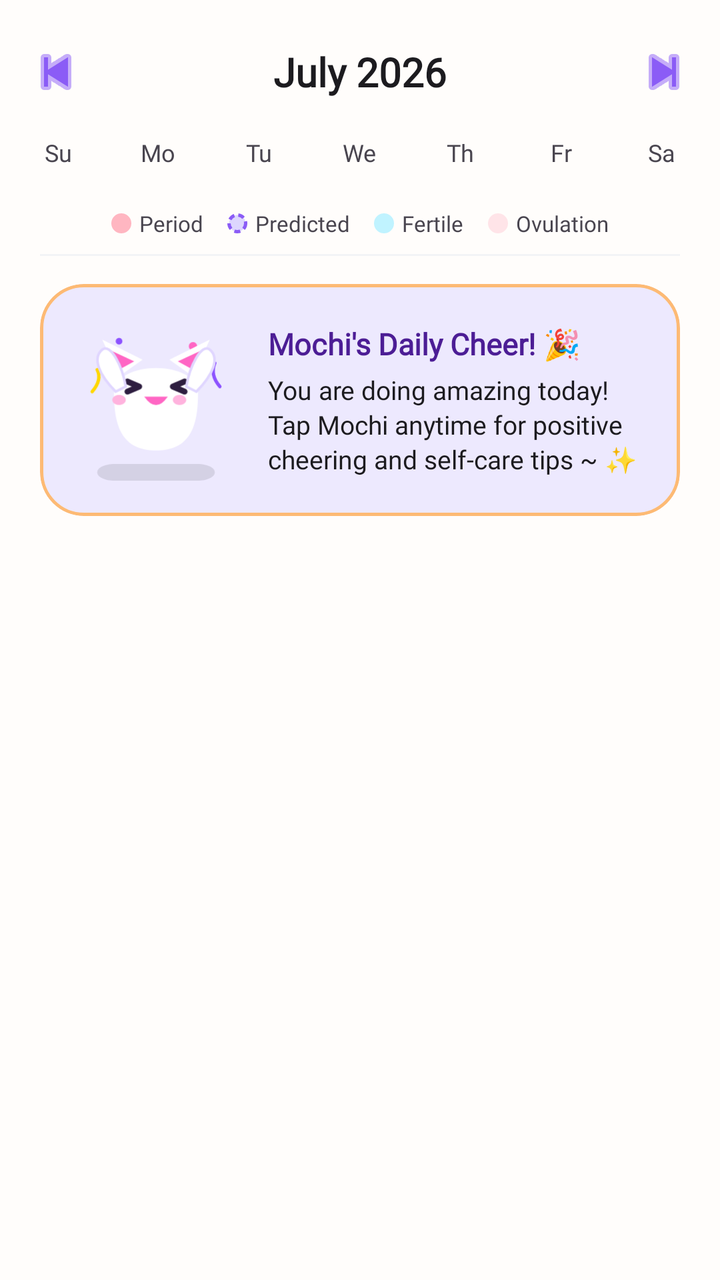
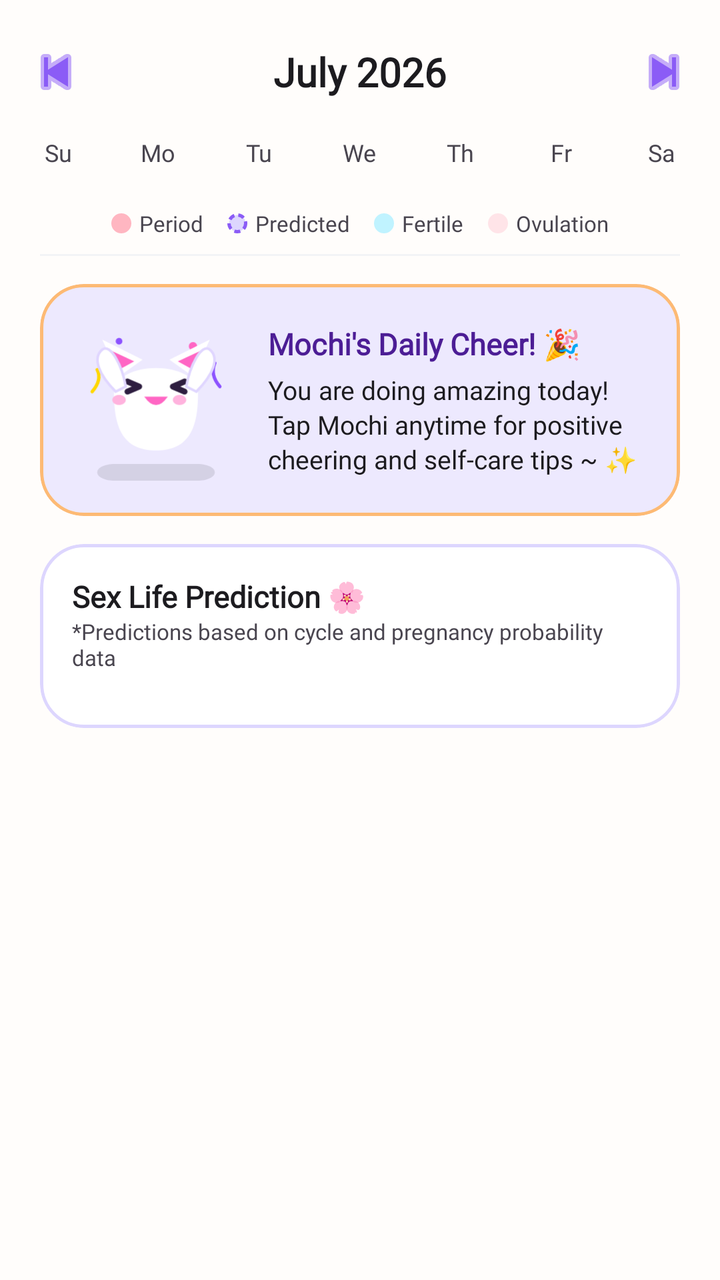

Screens rendered from an Android XML layout before and after an edit, with the pre-edit source and the edit as a unified diff.
<!-- AndroidManifest.xml: application theme Theme.Cyvia -->
<!-- res/layout/fragment_calendar.xml -->
<?xml version="1.0" encoding="utf-8"?>
<LinearLayout
    xmlns:android="http://schemas.android.com/apk/res/android"
    xmlns:app="http://schemas.android.com/apk/res-auto"
    android:layout_width="match_parent"
    android:layout_height="match_parent"
    android:orientation="vertical"
    android:background="@color/cyvia_background">

    
    <LinearLayout
        android:layout_width="match_parent"
        android:layout_height="wrap_content"
        android:orientation="horizontal"
        android:gravity="center_vertical"
        android:paddingStart="@dimen/space_8"
        android:paddingEnd="@dimen/space_8"
        android:paddingTop="@dimen/space_16"
        android:paddingBottom="@dimen/space_12">

        <ImageButton
            android:id="@+id/btn_prev_month"
            android:layout_width="40dp"
            android:layout_height="40dp"
            android:src="@android:drawable/ic_media_previous"
            android:background="?attr/selectableItemBackgroundBorderless"
            android:contentDescription="@string/cd_calendar_prev"
            android:tint="@color/cyvia_primary" />

        <TextView
            android:id="@+id/tv_month_year"
            android:layout_width="0dp"
            android:layout_height="wrap_content"
            android:layout_weight="1"
            android:gravity="center"
            android:text="July 2026"
            android:textSize="@dimen/text_title_large"
            android:fontFamily="@font/nunito"
            android:textStyle="bold"
            android:textColor="@color/cyvia_on_background" />

        <ImageButton
            android:id="@+id/btn_next_month"
            android:layout_width="40dp"
            android:layout_height="40dp"
            android:src="@android:drawable/ic_media_next"
            android:background="?attr/selectableItemBackgroundBorderless"
            android:contentDescription="@string/cd_calendar_next"
            android:tint="@color/cyvia_primary" />
    </LinearLayout>

    
    <LinearLayout
        android:layout_width="match_parent"
        android:layout_height="wrap_content"
        android:orientation="horizontal"
        android:paddingStart="@dimen/space_4"
        android:paddingEnd="@dimen/space_4"
        android:paddingBottom="@dimen/space_8">

        <TextView android:layout_width="0dp" android:layout_height="wrap_content" android:layout_weight="1" android:text="Su" android:gravity="center" android:textSize="@dimen/text_label_small" android:textColor="@color/cyvia_on_surface_variant" android:fontFamily="@font/inter" />
        <TextView android:layout_width="0dp" android:layout_height="wrap_content" android:layout_weight="1" android:text="Mo" android:gravity="center" android:textSize="@dimen/text_label_small" android:textColor="@color/cyvia_on_surface_variant" android:fontFamily="@font/inter" />
        <TextView android:layout_width="0dp" android:layout_height="wrap_content" android:layout_weight="1" android:text="Tu" android:gravity="center" android:textSize="@dimen/text_label_small" android:textColor="@color/cyvia_on_surface_variant" android:fontFamily="@font/inter" />
        <TextView android:layout_width="0dp" android:layout_height="wrap_content" android:layout_weight="1" android:text="We" android:gravity="center" android:textSize="@dimen/text_label_small" android:textColor="@color/cyvia_on_surface_variant" android:fontFamily="@font/inter" />
        <TextView android:layout_width="0dp" android:layout_height="wrap_content" android:layout_weight="1" android:text="Th" android:gravity="center" android:textSize="@dimen/text_label_small" android:textColor="@color/cyvia_on_surface_variant" android:fontFamily="@font/inter" />
        <TextView android:layout_width="0dp" android:layout_height="wrap_content" android:layout_weight="1" android:text="Fr" android:gravity="center" android:textSize="@dimen/text_label_small" android:textColor="@color/cyvia_on_surface_variant" android:fontFamily="@font/inter" />
        <TextView android:layout_width="0dp" android:layout_height="wrap_content" android:layout_weight="1" android:text="Sa" android:gravity="center" android:textSize="@dimen/text_label_small" android:textColor="@color/cyvia_on_surface_variant" android:fontFamily="@font/inter" />
    </LinearLayout>

    
    <androidx.recyclerview.widget.RecyclerView
        android:id="@+id/recycler_calendar"
        android:layout_width="match_parent"
        android:layout_height="wrap_content"
        android:paddingStart="@dimen/space_4"
        android:paddingEnd="@dimen/space_4"
        android:clipToPadding="false" />

    
    <LinearLayout
        android:layout_width="match_parent"
        android:layout_height="wrap_content"
        android:orientation="horizontal"
        android:gravity="center"
        android:paddingStart="@dimen/screen_padding_horizontal"
        android:paddingEnd="@dimen/screen_padding_horizontal"
        android:paddingTop="@dimen/space_12"
        android:paddingBottom="@dimen/space_8">

        
        <View android:layout_width="10dp" android:layout_height="10dp" android:background="@drawable/bg_calendar_period" android:layout_marginEnd="@dimen/space_4" />
        <TextView android:layout_width="wrap_content" android:layout_height="wrap_content" android:text="Period" android:textSize="@dimen/text_caption" android:fontFamily="@font/inter" android:textColor="@color/cyvia_on_surface_variant" android:layout_marginEnd="@dimen/space_12" />

        
        <View android:layout_width="10dp" android:layout_height="10dp" android:background="@drawable/bg_calendar_predicted" android:layout_marginEnd="@dimen/space_4" />
        <TextView android:layout_width="wrap_content" android:layout_height="wrap_content" android:text="Predicted" android:textSize="@dimen/text_caption" android:fontFamily="@font/inter" android:textColor="@color/cyvia_on_surface_variant" android:layout_marginEnd="@dimen/space_12" />

        
        <View android:layout_width="10dp" android:layout_height="10dp" android:background="@drawable/bg_calendar_fertile" android:layout_marginEnd="@dimen/space_4" />
        <TextView android:layout_width="wrap_content" android:layout_height="wrap_content" android:text="Fertile" android:textSize="@dimen/text_caption" android:fontFamily="@font/inter" android:textColor="@color/cyvia_on_surface_variant" android:layout_marginEnd="@dimen/space_12" />

        
        <View android:layout_width="10dp" android:layout_height="10dp" android:background="@drawable/bg_calendar_ovulation" android:layout_marginEnd="@dimen/space_4" />
        <TextView android:layout_width="wrap_content" android:layout_height="wrap_content" android:text="Ovulation" android:textSize="@dimen/text_caption" android:fontFamily="@font/inter" android:textColor="@color/cyvia_on_surface_variant" />
    </LinearLayout>

    
    <View android:layout_width="match_parent" android:layout_height="1dp" android:background="@color/divider" android:layout_marginStart="@dimen/screen_padding_horizontal" android:layout_marginEnd="@dimen/screen_padding_horizontal" />

    
    <androidx.core.widget.NestedScrollView
        android:layout_width="match_parent"
        android:layout_height="0dp"
        android:layout_weight="1"
        android:fillViewport="true">

        <LinearLayout
            android:layout_width="match_parent"
            android:layout_height="wrap_content"
            android:orientation="vertical"
            android:paddingStart="@dimen/screen_padding_horizontal"
            android:paddingEnd="@dimen/screen_padding_horizontal"
            android:paddingTop="@dimen/space_8"
            android:paddingBottom="@dimen/space_16">

            <LinearLayout
                android:id="@+id/layout_day_detail"
                android:layout_width="match_parent"
                android:layout_height="wrap_content"
                android:orientation="vertical"
                android:paddingBottom="@dimen/space_12"
                android:visibility="gone">

                <TextView
                    android:id="@+id/tv_selected_date"
                    android:layout_width="wrap_content"
                    android:layout_height="wrap_content"
                    android:textSize="@dimen/text_title_medium"
                    android:fontFamily="@font/nunito"
                    android:textStyle="bold"
                    android:textColor="@color/cyvia_on_background"
                    android:layout_marginBottom="@dimen/space_8" />

                <TextView
                    android:id="@+id/tv_day_summary"
                    android:layout_width="wrap_content"
                    android:layout_height="wrap_content"
                    android:textSize="@dimen/text_body_medium"
                    android:fontFamily="@font/inter"
                    android:textColor="@color/cyvia_on_surface_variant"
                    android:layout_marginBottom="@dimen/space_12" />

                <com.google.android.material.button.MaterialButton
                    android:id="@+id/btn_log_selected_day"
                    style="@style/Widget.Cyvia.Button.Outlined"
                    android:layout_width="wrap_content"
                    android:layout_height="wrap_content"
                    android:text="Log this day" />
            </LinearLayout>

            
            <com.google.android.material.card.MaterialCardView
                android:id="@+id/card_mochi_support"
                android:layout_width="match_parent"
                android:layout_height="wrap_content"
                android:layout_marginTop="6dp"
                android:layout_marginBottom="8dp"
                app:cardCornerRadius="22dp"
                app:cardElevation="0dp"
                app:strokeWidth="1.5dp"
                app:strokeColor="@color/cyvia_peach"
                app:cardBackgroundColor="@color/cyvia_primary_container">

                <LinearLayout
                    android:layout_width="match_parent"
                    android:layout_height="wrap_content"
                    android:orientation="horizontal"
                    android:gravity="center_vertical"
                    android:padding="16dp">

                    <ImageView
                        android:id="@+id/img_calendar_mochi"
                        android:layout_width="84dp"
                        android:layout_height="84dp"
                        android:src="@drawable/ic_mochi_celebrating"
                        android:contentDescription="Mochi Cat Support" />

                    <LinearLayout
                        android:layout_width="0dp"
                        android:layout_height="wrap_content"
                        android:layout_weight="1"
                        android:orientation="vertical"
                        android:layout_marginStart="14dp">

                        <TextView
                            android:id="@+id/tv_mochi_support_title"
                            android:layout_width="wrap_content"
                            android:layout_height="wrap_content"
                            android:text="Mochi's Daily Cheer! 🎉"
                            android:textSize="15sp"
                            android:textStyle="bold"
                            android:fontFamily="@font/nunito"
                            android:textColor="@color/cyvia_on_primary_container" />

                        <TextView
                            android:id="@+id/tv_mochi_support_message"
                            android:layout_width="wrap_content"
                            android:layout_height="wrap_content"
                            android:layout_marginTop="4dp"
                            android:text="You are doing amazing today! Tap Mochi anytime for positive cheering and self-care tips ~ ✨"
                            android:textSize="13sp"
                            android:lineSpacingExtra="2dp"
                            android:fontFamily="@font/inter"
                            android:textColor="@color/cyvia_on_surface" />
                    </LinearLayout>
                </LinearLayout>
            </com.google.android.material.card.MaterialCardView>
        </LinearLayout>
    </androidx.core.widget.NestedScrollView>

    
    <FrameLayout
        android:id="@+id/ad_banner_container"
        android:layout_width="match_parent"
        android:layout_height="@dimen/ad_banner_height" />

</LinearLayout>
<!-- resources referenced by this layout -->
<resources>
  <color name="cyvia_background">#FFFDFB</color>
  <color name="cyvia_on_background">#1C1B1F</color>
  <color name="cyvia_on_surface">#1C1B1F</color>
  <color name="cyvia_peach">#FDBA74</color>
  <color name="cyvia_primary">#8B5CF6</color>
  <color name="divider">#F3F4F6</color>
  <dimen name="ad_banner_height">50dp</dimen>
  <dimen name="space_12">12dp</dimen>
  <dimen name="space_16">16dp</dimen>
  <dimen name="space_4">4dp</dimen>
  <dimen name="space_8">8dp</dimen>
  <dimen name="text_body_medium">14sp</dimen>
  <dimen name="text_caption">11sp</dimen>
  <dimen name="text_label_small">12sp</dimen>
  <dimen name="text_title_large">20sp</dimen>
  <dimen name="text_title_medium">16sp</dimen>
  <color name="calendar_fertile">#C0F3FF</color>
  <color name="calendar_ovulation">#FFE4E8</color>
  <color name="calendar_period">#FFB6C1</color>
  <color name="calendar_predicted">#DDD6FE</color>
  <dimen name="corner_medium">18dp</dimen>
  <color name="cyvia_on_primary">#FFFFFF</color>
  <color name="cyvia_secondary">#C084FC</color>
  <color name="cyvia_on_secondary">#FFFFFF</color>
  <color name="cyvia_tertiary">#F9A8D4</color>
  <color name="cyvia_on_tertiary">#831843</color>
  <color name="cyvia_surface">#FFFFFF</color>
  <color name="cyvia_error">#FCA5A5</color>
  <color name="cyvia_on_error">#7F1D1D</color>
  <dimen name="corner_small">12dp</dimen>
  <dimen name="corner_large">24dp</dimen>
  <dimen name="corner_extra_large">28dp</dimen>
  <color name="bottom_nav_background">#FFFFFF</color>
  <!-- unchanged entries left out for length: 19 -->
</resources>

<!-- the commit's change to res/layout/fragment_calendar.xml (unified diff, before → after) -->
@@ -106,6 +106,79 @@
 
     
     <View android:layout_width="match_parent" android:layout_height="1dp" android:background="@color/divider" android:layout_marginStart="@dimen/screen_padding_horizontal" android:layout_marginEnd="@dimen/screen_padding_horizontal" />
+
+    
+    <com.google.android.material.card.MaterialCardView
+        android:id="@+id/card_period_confirm"
+        android:layout_width="match_parent"
+        android:layout_height="wrap_content"
+        android:layout_marginStart="@dimen/screen_padding_horizontal"
+        android:layout_marginEnd="@dimen/screen_padding_horizontal"
+        android:layout_marginTop="@dimen/space_8"
+        android:layout_marginBottom="@dimen/space_4"
+        android:visibility="gone"
+        app:cardCornerRadius="18dp"
+        app:cardElevation="0dp"
+        app:strokeWidth="1.5dp"
+        app:strokeColor="@color/cyvia_primary"
+        app:cardBackgroundColor="@color/cyvia_primary_container">
+
+        <LinearLayout
+            android:layout_width="match_parent"
+            android:layout_height="wrap_content"
+            android:orientation="horizontal"
+            android:gravity="center_vertical"
+            android:paddingStart="16dp"
+            android:paddingEnd="12dp"
+            android:paddingTop="12dp"
+            android:paddingBottom="12dp">
+
+            <ImageView
+                android:layout_width="32dp"
+                android:layout_height="32dp"
+                android:src="@drawable/ic_phase_menstrual"
+                app:tint="@color/cyvia_primary"
+                android:layout_marginEnd="12dp"
+                android:contentDescription="Period" />
+
+            <TextView
+                android:id="@+id/tv_period_confirm_label"
+                android:layout_width="0dp"
+                android:layout_height="wrap_content"
+                android:layout_weight="1"
+                android:text="Period Ends"
+                android:textSize="14sp"
+                android:fontFamily="@font/nunito"
+                android:textStyle="bold"
+                android:textColor="@color/cyvia_on_primary_container" />
+
+            
+            <com.google.android.material.button.MaterialButton
+                android:id="@+id/btn_period_yes"
+                style="@style/Widget.Material3.Button.TonalButton"
+                android:layout_width="wrap_content"
+                android:layout_height="wrap_content"
+                android:text="Yes"
+                android:textSize="13sp"
+                android:layout_marginEnd="6dp"
+                app:cornerRadius="20dp"
+                android:backgroundTint="@color/cyvia_surface"
+                android:textColor="@color/cyvia_on_background" />
+
+            
+            <com.google.android.material.button.MaterialButton
+                android:id="@+id/btn_period_no"
+                style="@style/Widget.Material3.Button.TonalButton"
+                android:layout_width="wrap_content"
+                android:layout_height="wrap_content"
+                android:text="No"
+                android:textSize="13sp"
+                app:cornerRadius="20dp"
+                android:backgroundTint="@color/cyvia_primary"
+                android:textColor="@color/cyvia_on_primary" />
+
+        </LinearLayout>
+    </com.google.android.material.card.MaterialCardView>
 
     
     <androidx.core.widget.NestedScrollView
@@ -215,6 +288,176 @@
                     </LinearLayout>
                 </LinearLayout>
             </com.google.android.material.card.MaterialCardView>
+
+            
+            <com.google.android.material.card.MaterialCardView
+                android:id="@+id/card_sex_life_prediction"
+                android:layout_width="match_parent"
+                android:layout_height="wrap_content"
+                android:layout_marginTop="6dp"
+                android:layout_marginBottom="8dp"
+                app:cardCornerRadius="22dp"
+                app:cardElevation="0dp"
+                app:strokeWidth="1.5dp"
+                app:strokeColor="@color/cyvia_outline"
+                app:cardBackgroundColor="@color/cyvia_surface">
+
+                <LinearLayout
+                    android:layout_width="match_parent"
+                    android:layout_height="wrap_content"
+                    android:orientation="vertical"
+                    android:padding="16dp">
+
+                    <TextView
+                        android:layout_width="wrap_content"
+                        android:layout_height="wrap_content"
+                        android:text="Sex Life Prediction 🌸"
+                        android:textSize="15sp"
+                        android:textStyle="bold"
+                        android:fontFamily="@font/nunito"
+                        android:textColor="@color/cyvia_on_background" />
+
+                    <TextView
+                        android:layout_width="wrap_content"
+                        android:layout_height="wrap_content"
+                        android:text="*Predictions based on cycle and pregnancy probability data"
+                        android:textSize="11sp"
+                        android:fontFamily="@font/inter"
+                        android:textColor="@color/cyvia_on_surface_variant"
+                        android:layout_marginBottom="12dp" />
+
+                    
+                    <LinearLayout
+                        android:id="@+id/row_pred_nope"
+                        android:layout_width="match_parent"
+                        android:layout_height="wrap_content"
+                        android:orientation="horizontal"
+                        android:gravity="center_vertical"
+                        android:layout_marginBottom="10dp"
+                        android:visibility="gone">
+
+                        <ImageView
+                            android:layout_width="24dp"
+                            android:layout_height="24dp"
+                            android:src="@drawable/ic_sex_nope"
+                            android:layout_marginEnd="12dp"
+                            android:contentDescription="No sex" />
+
+                        <LinearLayout
+                            android:layout_width="0dp"
+                            android:layout_height="wrap_content"
+                            android:layout_weight="1"
+                            android:orientation="vertical">
+
+                            <TextView
+                                android:layout_width="wrap_content"
+                                android:layout_height="wrap_content"
+                                android:text="No Sex (Period days)"
+                                android:textSize="13sp"
+                                android:textStyle="bold"
+                                android:fontFamily="@font/nunito"
+                                android:textColor="@color/cyvia_on_background" />
+
+                            <TextView
+                                android:id="@+id/tv_pred_nope_dates"
+                                android:layout_width="wrap_content"
+                                android:layout_height="wrap_content"
+                                android:text="—"
+                                android:textSize="12sp"
+                                android:fontFamily="@font/inter"
+                                android:textColor="@color/cyvia_on_surface_variant" />
+                        </LinearLayout>
+                    </LinearLayout>
+
+                    
+                    <LinearLayout
+                        android:id="@+id/row_pred_protected"
+                        android:layout_width="match_parent"
+                        android:layout_height="wrap_content"
+                        android:orientation="horizontal"
+                        android:gravity="center_vertical"
+                        android:layout_marginBottom="10dp"
+                        android:visibility="gone">
+
+                        <ImageView
+                            android:layout_width="24dp"
+                            android:layout_height="24dp"
+                            android:src="@drawable/ic_sex_protected"
+                            android:layout_marginEnd="12dp"
+                            android:contentDescription="Protected sex" />
+
+                        <LinearLayout
+                            android:layout_width="0dp"
+                            android:layout_height="wrap_content"
+                            android:layout_weight="1"
+                            android:orientation="vertical">
+
+                            <TextView
+                                android:id="@+id/tv_pred_protected_title"
+                                android:layout_width="wrap_content"
+                                android:layout_height="wrap_content"
+                                android:text="Protected Sex (High pregnancy chance)"
+                                android:textSize="13sp"
+                                android:textStyle="bold"
+                                android:fontFamily="@font/nunito"
+                                android:textColor="@color/cyvia_on_background" />
+
+                            <TextView
+                                android:id="@+id/tv_pred_protected_dates"
+                                android:layout_width="wrap_content"
+                                android:layout_height="wrap_content"
+                                android:text="—"
+                                android:textSize="12sp"
+                                android:fontFamily="@font/inter"
+                                android:textColor="@color/cyvia_on_surface_variant" />
+                        </LinearLayout>
+                    </LinearLayout>
+
+                    
+                    <LinearLayout
+                        android:id="@+id/row_pred_unprotected"
+                        android:layout_width="match_parent"
+                        android:layout_height="wrap_content"
+                        android:orientation="horizontal"
+                        android:gravity="center_vertical"
+                        android:visibility="gone">
+
+                        <ImageView
+                            android:layout_width="24dp"
+                            android:layout_height="24dp"
+                            android:src="@drawable/ic_sex_unprotected"
+                            android:layout_marginEnd="12dp"
+                            android:contentDescription="Unprotected sex" />
+
+                        <LinearLayout
+                            android:layout_width="0dp"
+                            android:layout_height="wrap_content"
+                            android:layout_weight="1"
+                            android:orientation="vertical">
+
+                            <TextView
+                                android:id="@+id/tv_pred_unprotected_title"
+                                android:layout_width="wrap_content"
+                                android:layout_height="wrap_content"
+                                android:text="Unprotected Sex (Low pregnancy chance)"
+                                android:textSize="13sp"
+                                android:textStyle="bold"
+                                android:fontFamily="@font/nunito"
+                                android:textColor="@color/cyvia_on_background" />
+
+                            <TextView
+                                android:id="@+id/tv_pred_unprotected_dates"
+                                android:layout_width="wrap_content"
+                                android:layout_height="wrap_content"
+                                android:text="—"
+                                android:textSize="12sp"
+                                android:fontFamily="@font/inter"
+                                android:textColor="@color/cyvia_on_surface_variant" />
+                        </LinearLayout>
+                    </LinearLayout>
+
+                </LinearLayout>
+            </com.google.android.material.card.MaterialCardView>
         </LinearLayout>
     </androidx.core.widget.NestedScrollView>
 
<!-- resource entries referenced after the edit -->
@@ -3,6 +3,7 @@
   <color name="cyvia_background">#FFFDFB</color>
   <color name="cyvia_on_background">#1C1B1F</color>
   <color name="cyvia_on_surface">#1C1B1F</color>
+  <color name="cyvia_outline">#DDD6FE</color>
   <color name="cyvia_peach">#FDBA74</color>
   <color name="cyvia_primary">#8B5CF6</color>
   <color name="divider">#F3F4F6</color>
@@ -16,6 +17,61 @@
   <dimen name="text_label_small">12sp</dimen>
   <dimen name="text_title_large">20sp</dimen>
   <dimen name="text_title_medium">16sp</dimen>
+  <!-- drawable ic_phase_menstrual (drawable) -->
+  <?xml version="1.0" encoding="utf-8"?>
+  <vector xmlns:android="http://schemas.android.com/apk/res/android"
+      android:width="28dp"
+      android:height="28dp"
+      android:viewportWidth="24"
+      android:viewportHeight="24">
+      <path
+          android:fillColor="#FF7C5DFA"
+          android:pathData="M12,2.69l5.66,5.66a8,8 0,1 1,-11.31 0z"/>
+  </vector>
+  <!-- drawable ic_sex_nope (drawable) -->
+  <vector xmlns:android="http://schemas.android.com/apk/res/android"
+      android:width="24dp"
+      android:height="24dp"
+      android:viewportWidth="24"
+      android:viewportHeight="24">
+      
+      <path
+          android:fillColor="#E57373"
+          android:pathData="M12,5 C10.9,3.81 9.23,3 7.5,3 C4.42,3 2,5.42 2,8.5 C2,12.28 5.4,15.36 10.55,20.03 L12,21.35 L12,18 L10.5,16 L12.5,14 L11,11 L12.5,9 L11.5,7 Z"/>
+      
+      <path
+          android:fillColor="#EF5350"
+          android:pathData="M12,5 L12.5,7 L11.5,9 L13,11 L11.5,14 L13.5,16 L12,18 L12,21.35 L12.01,21.35 C17.15,16.67 20.55,13.59 20.55,9.81 C20.55,6.03 18.15,3.61 15.07,3.61 C13.33,3.61 11.66,4.42 10.57,5.7 Z"/>
+  </vector>
+  <!-- drawable ic_sex_protected (drawable) -->
+  <vector xmlns:android="http://schemas.android.com/apk/res/android"
+      android:width="24dp"
+      android:height="24dp"
+      android:viewportWidth="24"
+      android:viewportHeight="24">
+      
+      <path
+          android:strokeColor="#81C784"
+          android:strokeWidth="2"
+          android:fillColor="#E8F5E9"
+          android:strokeLineJoin="round"
+          android:pathData="M12,2 L4,5 L4,11 C4,16.52 7.42,20.74 12,22 C16.58,20.74 20,16.52 20,11 L20,5 L12,2 Z"/>
+      
+      <path
+          android:fillColor="#E57373"
+          android:pathData="M12,15.5l-0.85,-0.77C8.13,12.01 6.13,10.2 6.13,7.99c0,-1.8 1.41,-3.21 3.21,-3.21c1.02,0 1.99,0.47 2.62,1.22c0.63,-0.75 1.6,-1.22 2.62,-1.22c1.8,0 3.21,1.41 3.21,3.21c0,2.21 -2,4.02 -5.02,6.74L12,15.5z"/>
+  </vector>
+  <!-- drawable ic_sex_unprotected (drawable) -->
+  <vector xmlns:android="http://schemas.android.com/apk/res/android"
+      android:width="24dp"
+      android:height="24dp"
+      android:viewportWidth="24"
+      android:viewportHeight="24">
+      
+      <path
+          android:fillColor="#F48FB1"
+          android:pathData="M12,21.35l-1.45,-1.32C5.4,15.36 2,12.28 2,8.5 2,5.42 4.42,3 7.5,3c1.74,0 3.41,0.81 4.5,2.09C13.09,3.81 14.76,3 16.5,3 19.58,3 22,5.42 22,8.5c0,3.78 -3.4,6.86 -8.55,11.54L12,21.35z"/>
+  </vector>
   <color name="calendar_fertile">#C0F3FF</color>
   <color name="calendar_ovulation">#FFE4E8</color>
   <color name="calendar_period">#FFB6C1</color>
